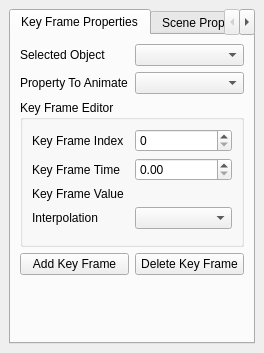
Old version of the form Qt/Components/Resources/UI/pqAnimationPanel.ui in the repository wildmichael/ParaView3-enhancements-old.
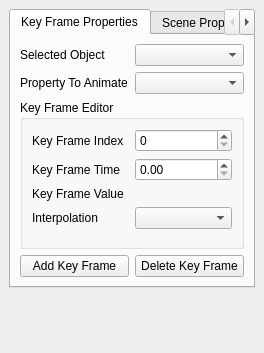
New version of the form.

Commit message: BUG: Fixed Sinusoid Keyframe to use the keyframe value as the amplitude of the wave. Fixed GUI to change the key value label to "Amplitude" when in Sinusoid mode. Fixes BUG #4154.

The edit to the form file:
```diff
--- a/Qt/Components/Resources/UI/pqAnimationPanel.ui
+++ b/Qt/Components/Resources/UI/pqAnimationPanel.ui
@@ -35,19 +35,6 @@
        <property name="spacing" >
         <number>6</number>
        </property>
-       <item row="4" column="0" colspan="2" >
-        <spacer>
-         <property name="orientation" >
-          <enum>Qt::Vertical</enum>
-         </property>
-         <property name="sizeHint" >
-          <size>
-           <width>20</width>
-           <height>40</height>
-          </size>
-         </property>
-        </spacer>
-       </item>
        <item row="1" column="0" colspan="2" >
         <layout class="QHBoxLayout" >
          <property name="margin" >
@@ -261,6 +248,19 @@
      </widget>
     </widget>
    </item>
+   <item>
+    <spacer>
+     <property name="orientation" >
+      <enum>Qt::Vertical</enum>
+     </property>
+     <property name="sizeHint" >
+      <size>
+       <width>20</width>
+       <height>40</height>
+      </size>
+     </property>
+    </spacer>
+   </item>
   </layout>
  </widget>
  <resources/>
```
Left out of the diff: 2 changed lines with no effect on the pictures. The commit also changes 6 other files.
